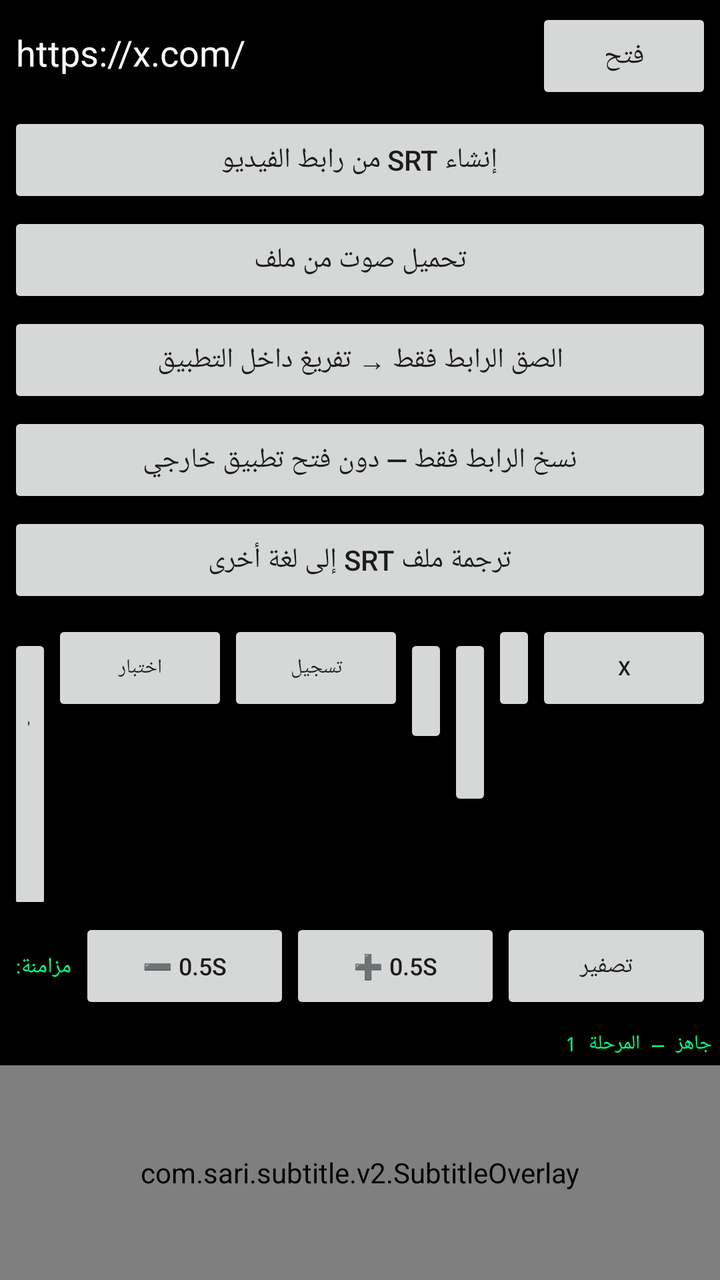
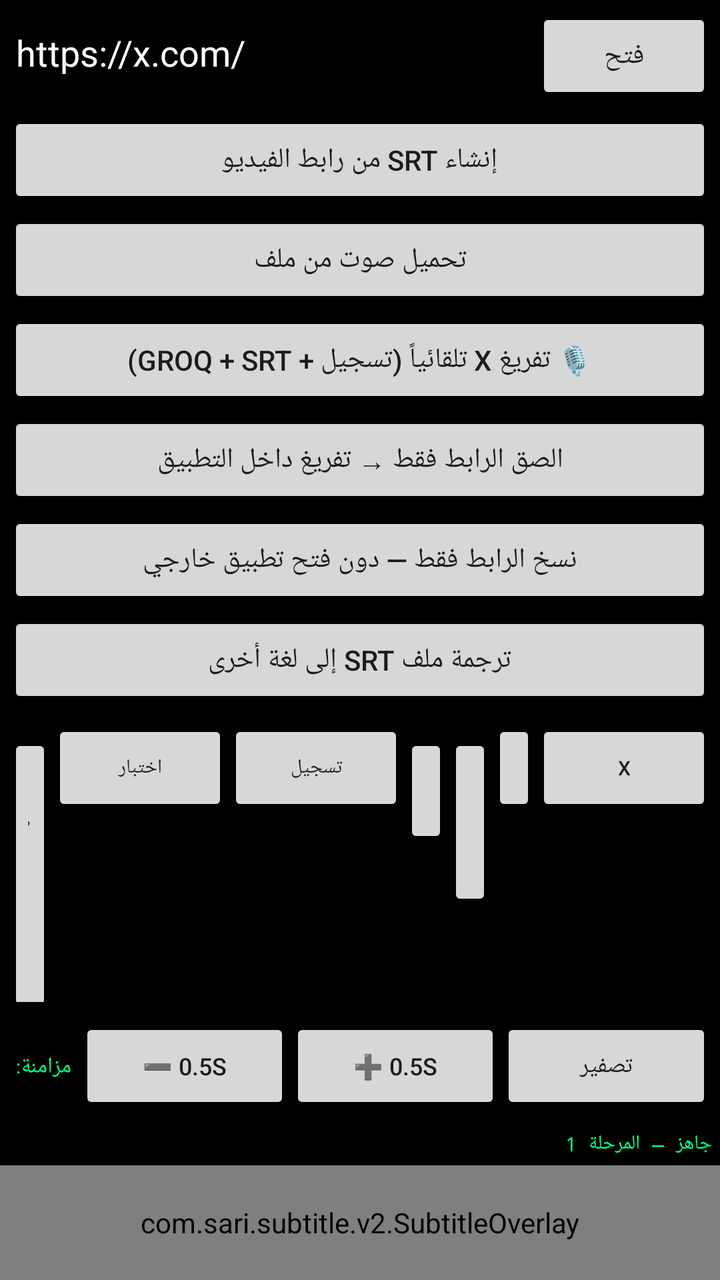

An Android layout rendered at two revisions. The XML below is the earlier revision; the diff shows what the commit changed to produce the second picture.
<!-- AndroidManifest.xml: application theme Theme.SariSubtitle -->
<!-- res/layout/activity_main.xml -->
<?xml version="1.0" encoding="utf-8"?>
<LinearLayout xmlns:android="http://schemas.android.com/apk/res/android"
    android:layout_width="match_parent"
    android:layout_height="match_parent"
    android:orientation="vertical"
    android:background="@android:color/black">

    <LinearLayout
        android:layout_width="match_parent"
        android:layout_height="wrap_content"
        android:orientation="horizontal"
        android:padding="4dp">

        <EditText
            android:id="@+id/urlInput"
            android:layout_width="0dp"
            android:layout_height="wrap_content"
            android:layout_weight="1"
            android:hint="@string/hint_url"
            android:inputType="textUri"
            android:singleLine="true"
            android:textColor="@android:color/white"
            android:textColorHint="#888888"
            android:text="https://x.com/" />

        <Button
            android:id="@+id/loadButton"
            android:layout_width="wrap_content"
            android:layout_height="wrap_content"
            android:text="@string/btn_load" />
    </LinearLayout>

    
    <Button
        android:id="@+id/generateSrtFromLinkButton"
        android:layout_width="match_parent"
        android:layout_height="wrap_content"
        android:layout_marginStart="4dp"
        android:layout_marginEnd="4dp"
        android:layout_marginBottom="2dp"
        android:text="إنشاء SRT من رابط الفيديو" />

    <Button
        android:id="@+id/transcribeAudioButton"
        android:layout_width="match_parent"
        android:layout_height="wrap_content"
        android:layout_marginStart="4dp"
        android:layout_marginEnd="4dp"
        android:layout_marginBottom="2dp"
        android:text="تحميل صوت من ملف" />

    <Button
        android:id="@+id/pasteLinkTranscribeButton"
        android:layout_width="match_parent"
        android:layout_height="wrap_content"
        android:layout_marginStart="4dp"
        android:layout_marginEnd="4dp"
        android:layout_marginBottom="2dp"
        android:text="الصق الرابط فقط → تفريغ داخل التطبيق" />

    <Button
        android:id="@+id/copyLinkOnlyButton"
        android:layout_width="match_parent"
        android:layout_height="wrap_content"
        android:layout_marginStart="4dp"
        android:layout_marginEnd="4dp"
        android:layout_marginBottom="2dp"
        android:text="نسخ الرابط فقط — دون فتح تطبيق خارجي" />

    <Button
        android:id="@+id/translateSrtButton"
        android:layout_width="match_parent"
        android:layout_height="wrap_content"
        android:layout_marginStart="4dp"
        android:layout_marginEnd="4dp"
        android:layout_marginBottom="2dp"
        android:text="ترجمة ملف SRT إلى لغة أخرى" />

    
    <LinearLayout
        android:layout_width="match_parent"
        android:layout_height="wrap_content"
        android:orientation="horizontal"
        android:padding="4dp">

        <Button
            android:id="@+id/checkTimeButton"
            android:layout_width="0dp"
            android:layout_height="wrap_content"
            android:layout_weight="1"
            android:textSize="10sp"
            android:text="@string/btn_check_time" />

        <Button
            android:id="@+id/testCaptureButton"
            android:layout_width="wrap_content"
            android:layout_height="wrap_content"
            android:text="اختبار"
            android:textSize="10sp" />

        <Button
            android:id="@+id/recordButton"
            android:layout_width="wrap_content"
            android:layout_height="wrap_content"
            android:text="تسجيل"
            android:textSize="10sp" />

        <Button
            android:id="@+id/loadSrtButton"
            android:layout_width="0dp"
            android:layout_height="wrap_content"
            android:layout_weight="1"
            android:textSize="10sp"
            android:text="SRT" />

        <Button
            android:id="@+id/toggleOverlayButton"
            android:layout_width="0dp"
            android:layout_height="wrap_content"
            android:layout_weight="1"
            android:textSize="10sp"
            android:text="ترجمة" />

        <Button
            android:id="@+id/settingsButton"
            android:layout_width="0dp"
            android:layout_height="wrap_content"
            android:layout_weight="1"
            android:textSize="10sp"
            android:text="⚙️" />

        <Button
            android:id="@+id/reloadXButton"
            android:layout_width="wrap_content"
            android:layout_height="wrap_content"
            android:textSize="10sp"
            android:text="@string/btn_reload_x" />
    </LinearLayout>

    
    <LinearLayout
        android:layout_width="match_parent"
        android:layout_height="wrap_content"
        android:orientation="horizontal"
        android:padding="4dp">

        <TextView
            android:layout_width="wrap_content"
            android:layout_height="wrap_content"
            android:text="مزامنة:"
            android:textColor="#00FF88"
            android:textSize="11sp"
            android:paddingEnd="4dp"
            android:paddingStart="4dp"
            android:gravity="center_vertical" />

        <Button
            android:id="@+id/offsetMinusButton"
            android:layout_width="0dp"
            android:layout_height="wrap_content"
            android:layout_weight="1"
            android:textSize="12sp"
            android:text="➖ 0.5s" />

        <Button
            android:id="@+id/offsetPlusButton"
            android:layout_width="0dp"
            android:layout_height="wrap_content"
            android:layout_weight="1"
            android:textSize="12sp"
            android:text="➕ 0.5s" />

        <Button
            android:id="@+id/offsetResetButton"
            android:layout_width="0dp"
            android:layout_height="wrap_content"
            android:layout_weight="1"
            android:textSize="12sp"
            android:text="تصفير" />

    </LinearLayout>

    <TextView
        android:id="@+id/statusText"
        android:layout_width="match_parent"
        android:layout_height="wrap_content"
        android:padding="4dp"
        android:fontFamily="monospace"
        android:textSize="10sp"
        android:textColor="#00FF88"
        android:maxLines="6"
        android:text="@string/status_ready" />

    <FrameLayout
        android:id="@+id/webContainer"
        android:layout_width="match_parent"
        android:layout_height="0dp"
        android:layout_weight="1">

        <WebView
            android:id="@+id/webView"
            android:layout_width="match_parent"
            android:layout_height="match_parent" />

        <com.sari.subtitle.v2.SubtitleOverlay
            android:id="@+id/subtitleOverlay"
            android:layout_width="match_parent"
            android:layout_height="match_parent" />

    </FrameLayout>

</LinearLayout>
<!-- resources referenced by this layout -->
<resources>
  <string name="btn_check_time">فحص الوقت</string>
  <string name="btn_load">فتح</string>
  <string name="btn_reload_x">X</string>
  <string name="hint_url">ألصق رابط X أو أي رابط</string>
  <string name="status_ready">جاهز — المرحلة 1</string>
  <style name="Theme.SariSubtitle" parent="Theme.AppCompat.DayNight.NoActionBar">
          <item name="android:windowBackground">@android:color/black</item>
          <item name="android:statusBarColor">@android:color/black</item>
          <item name="android:navigationBarColor">@android:color/black</item>
      </style>
</resources>

<!-- the commit's change to res/layout/activity_main.xml (unified diff, before → after) -->
@@ -50,6 +50,22 @@
         android:text="تحميل صوت من ملف" />
 
     <Button
+        android:id="@+id/transcribeXAutoButton"
+        android:layout_width="match_parent"
+        android:layout_height="wrap_content"
+        android:layout_marginStart="4dp"
+        android:layout_marginEnd="4dp"
+        android:layout_marginBottom="2dp"
+        android:text="🎙️ تفريغ X تلقائياً (تسجيل + Groq + SRT)" />
+
+    <Button
+        android:id="@+id/recordButton"
+        android:layout_width="wrap_content"
+        android:layout_height="wrap_content"
+        android:visibility="gone"
+        android:text="تسجيل" />
+
+    <Button
         android:id="@+id/pasteLinkTranscribeButton"
         android:layout_width="match_parent"
         android:layout_height="wrap_content"
